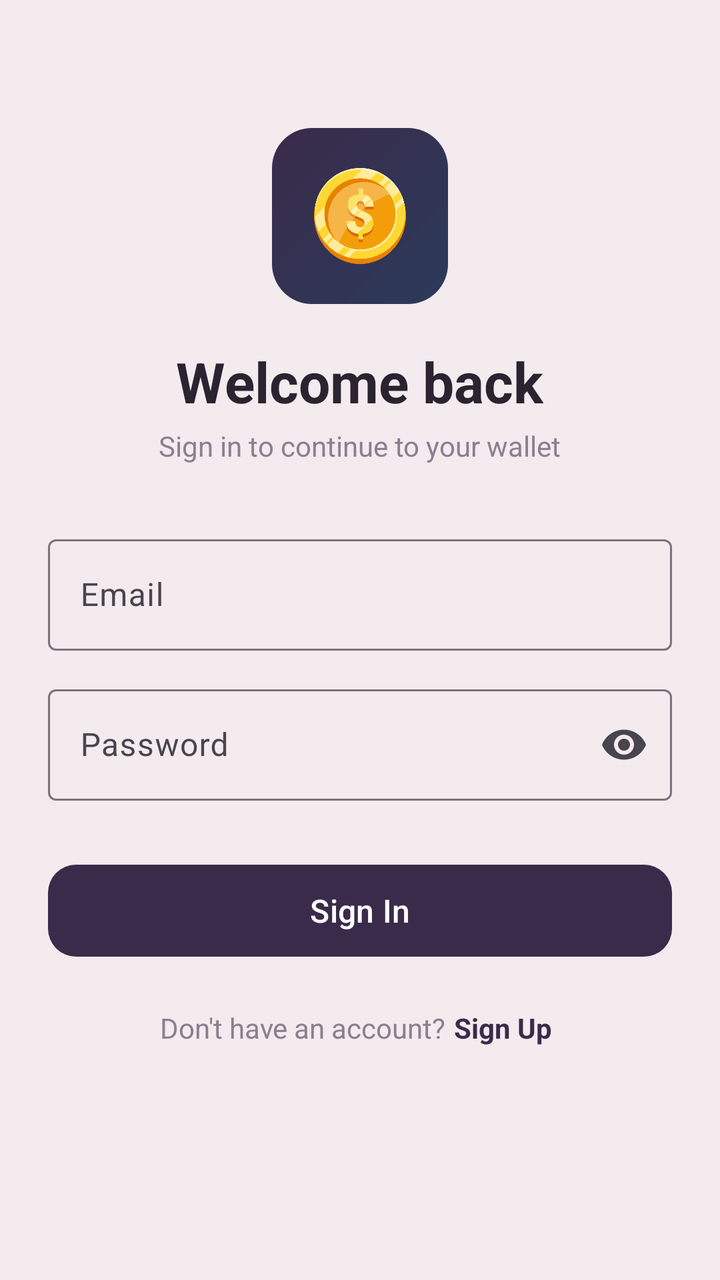
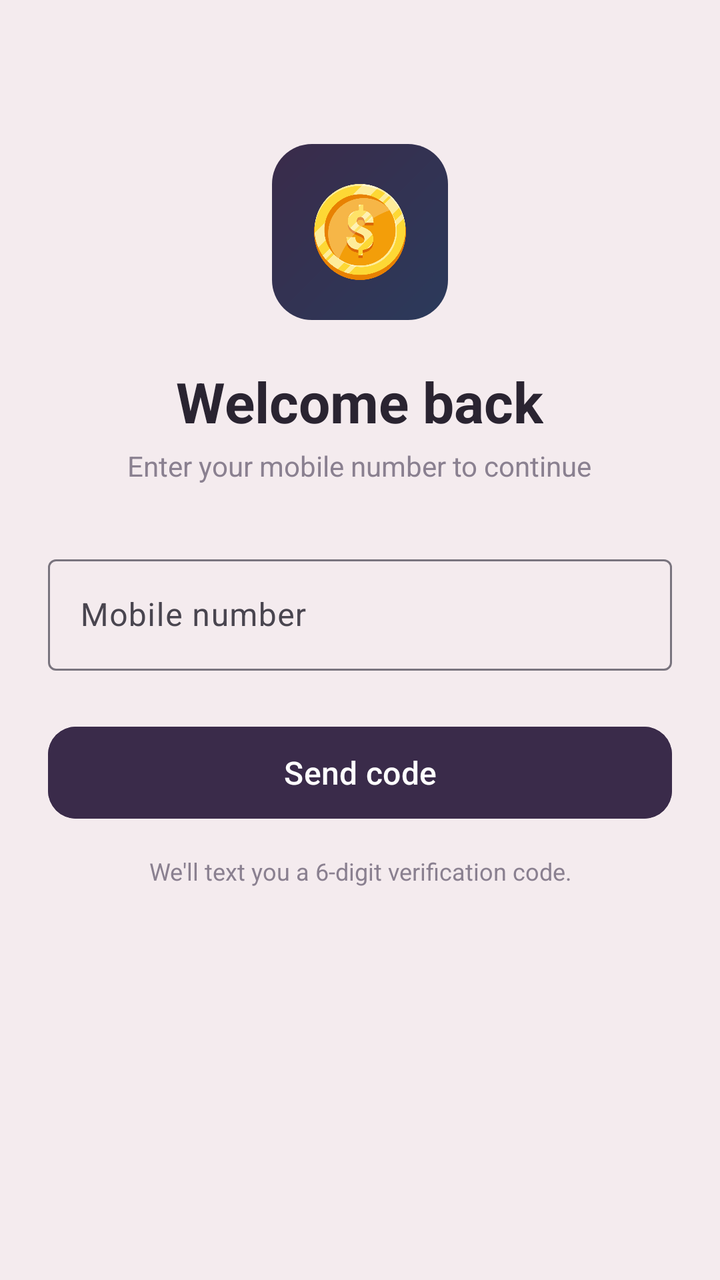

An Android layout rendered at two revisions. The XML below is the earlier revision; the diff shows what the commit changed to produce the second picture.
<!-- AndroidManifest.xml: application theme Theme.MyApplication -->
<!-- res/layout/activity_login.xml -->
<?xml version="1.0" encoding="utf-8"?>
<ScrollView xmlns:android="http://schemas.android.com/apk/res/android"
    xmlns:app="http://schemas.android.com/apk/res-auto"
    android:layout_width="match_parent"
    android:layout_height="match_parent"
    android:background="@color/screen_bg"
    android:fillViewport="true">

    <LinearLayout
        android:layout_width="match_parent"
        android:layout_height="wrap_content"
        android:orientation="vertical"
        android:padding="24dp">

        <ImageView
            android:layout_width="88dp"
            android:layout_height="88dp"
            android:layout_gravity="center_horizontal"
            android:layout_marginTop="40dp"
            android:background="@drawable/bg_balance_gradient"
            android:contentDescription="@string/app_name"
            android:padding="20dp"
            android:src="@drawable/dollar" />

        <TextView
            android:layout_width="wrap_content"
            android:layout_height="wrap_content"
            android:layout_gravity="center_horizontal"
            android:layout_marginTop="20dp"
            android:text="@string/welcome_back"
            android:textColor="@color/text_primary"
            android:textSize="28sp"
            android:textStyle="bold" />

        <TextView
            android:layout_width="wrap_content"
            android:layout_height="wrap_content"
            android:layout_gravity="center_horizontal"
            android:layout_marginTop="4dp"
            android:text="@string/sign_in_subtitle"
            android:textColor="@color/text_secondary"
            android:textSize="14sp" />

        <com.google.android.material.textfield.TextInputLayout
            android:id="@+id/tilEmail"
            style="@style/Widget.Material3.TextInputLayout.OutlinedBox"
            android:layout_width="match_parent"
            android:layout_height="wrap_content"
            android:layout_marginTop="32dp"
            android:hint="@string/email">

            <com.google.android.material.textfield.TextInputEditText
                android:id="@+id/etEmail"
                android:layout_width="match_parent"
                android:layout_height="wrap_content"
                android:inputType="textEmailAddress" />
        </com.google.android.material.textfield.TextInputLayout>

        <com.google.android.material.textfield.TextInputLayout
            android:id="@+id/tilPassword"
            style="@style/Widget.Material3.TextInputLayout.OutlinedBox"
            android:layout_width="match_parent"
            android:layout_height="wrap_content"
            android:layout_marginTop="14dp"
            android:hint="@string/password"
            app:endIconMode="password_toggle">

            <com.google.android.material.textfield.TextInputEditText
                android:id="@+id/etPassword"
                android:layout_width="match_parent"
                android:layout_height="wrap_content"
                android:inputType="textPassword" />
        </com.google.android.material.textfield.TextInputLayout>

        <com.google.android.material.button.MaterialButton
            android:id="@+id/btnLogin"
            android:layout_width="match_parent"
            android:layout_height="54dp"
            android:layout_marginTop="28dp"
            android:text="@string/sign_in"
            android:textSize="16sp"
            app:cornerRadius="14dp" />

        <LinearLayout
            android:layout_width="wrap_content"
            android:layout_height="wrap_content"
            android:layout_gravity="center_horizontal"
            android:layout_marginTop="18dp"
            android:gravity="center_vertical"
            android:orientation="horizontal">

            <TextView
                android:layout_width="wrap_content"
                android:layout_height="wrap_content"
                android:text="@string/no_account_prompt"
                android:textColor="@color/text_secondary" />

            <TextView
                android:id="@+id/tvGoSignUp"
                android:layout_width="wrap_content"
                android:layout_height="wrap_content"
                android:padding="4dp"
                android:text="@string/sign_up"
                android:textColor="@color/primary"
                android:textStyle="bold" />
        </LinearLayout>

    </LinearLayout>
</ScrollView>
<!-- resources referenced by this layout -->
<resources>
  <color name="primary">#3A2B4A</color>
  <color name="screen_bg">#F4EBEE</color>
  <color name="text_primary">#2A2431</color>
  <color name="text_secondary">#8A8090</color>
  <!-- drawable bg_balance_gradient (drawable) -->
  <?xml version="1.0" encoding="utf-8"?>
  <shape xmlns:android="http://schemas.android.com/apk/res/android">
      <gradient
          android:angle="315"
          android:startColor="@color/plum"
          android:endColor="@color/navy" />
      <corners android:radius="20dp" />
  </shape>
  <!-- drawable dollar: png bitmap (drawable, 47564 bytes) -->
  <string name="app_name">My Bank</string>
  <string name="email">Email</string>
  <string name="no_account_prompt">Don\'t have an account? </string>
  <string name="password">Password</string>
  <string name="sign_in">Sign In</string>
  <string name="sign_in_subtitle">Sign in to continue to your wallet</string>
  <string name="sign_up">Sign Up</string>
  <string name="welcome_back">Welcome back</string>
  <style name="Theme.MyApplication" parent="Base.Theme.MyApplication" />
  <color name="plum">#3A2B4A</color>
  <color name="navy">#2B3A5B</color>
  <style name="Base.Theme.MyApplication" parent="Theme.Material3.DayNight.NoActionBar">
          <item name="colorPrimary">@color/plum</item>
          <item name="colorOnPrimary">@color/white</item>
          <item name="colorPrimaryContainer">@color/lite_bg</item>
          <item name="colorOnPrimaryContainer">@color/plum</item>
          <item name="android:statusBarColor">@color/app_bg</item>
          <item name="android:windowLightStatusBar">true</item>
          <item name="android:windowBackground">@color/app_bg</item>
      </style>
  <color name="white">#FFFFFFFF</color>
  <color name="lite_bg">#EFE4EA</color>
  <color name="app_bg">#F4EBEE</color>
</resources>

<!-- the commit's change to res/layout/activity_login.xml (unified diff, before → after) -->
@@ -1,109 +1,178 @@
 <?xml version="1.0" encoding="utf-8"?>
-<ScrollView xmlns:android="http://schemas.android.com/apk/res/android"
+<ViewFlipper xmlns:android="http://schemas.android.com/apk/res/android"
     xmlns:app="http://schemas.android.com/apk/res-auto"
+    android:id="@+id/login_flipper"
     android:layout_width="match_parent"
     android:layout_height="match_parent"
-    android:background="@color/screen_bg"
-    android:fillViewport="true">
+    android:background="@color/app_bg">
 
-    <LinearLayout
+    
+    <ScrollView
         android:layout_width="match_parent"
-        android:layout_height="wrap_content"
-        android:orientation="vertical"
-        android:padding="24dp">
+        android:layout_height="match_parent"
+        android:fillViewport="true"
+        android:scrollbars="none">
 
-        <ImageView
-            android:layout_width="88dp"
-            android:layout_height="88dp"
-            android:layout_gravity="center_horizontal"
-            android:layout_marginTop="40dp"
-            android:background="@drawable/bg_balance_gradient"
-            android:contentDescription="@string/app_name"
-            android:padding="20dp"
-            android:src="@drawable/dollar" />
-
-        <TextView
-            android:layout_width="wrap_content"
-            android:layout_height="wrap_content"
-            android:layout_gravity="center_horizontal"
-            android:layout_marginTop="20dp"
-            android:text="@string/welcome_back"
-            android:textColor="@color/text_primary"
-            android:textSize="28sp"
-            android:textStyle="bold" />
-
-        <TextView
-            android:layout_width="wrap_content"
-            android:layout_height="wrap_content"
-            android:layout_gravity="center_horizontal"
-            android:layout_marginTop="4dp"
-            android:text="@string/sign_in_subtitle"
-            android:textColor="@color/text_secondary"
-            android:textSize="14sp" />
-
-        <com.google.android.material.textfield.TextInputLayout
-            android:id="@+id/tilEmail"
-            style="@style/Widget.Material3.TextInputLayout.OutlinedBox"
+        <LinearLayout
             android:layout_width="match_parent"
             android:layout_height="wrap_content"
-            android:layout_marginTop="32dp"
-            android:hint="@string/email">
+            android:orientation="vertical"
+            android:padding="24dp">
 
-            <com.google.android.material.textfield.TextInputEditText
-                android:id="@+id/etEmail"
-                android:layout_width="match_parent"
-                android:layout_height="wrap_content"
-                android:inputType="textEmailAddress" />
-        </com.google.android.material.textfield.TextInputLayout>
-
-        <com.google.android.material.textfield.TextInputLayout
-            android:id="@+id/tilPassword"
-            style="@style/Widget.Material3.TextInputLayout.OutlinedBox"
-            android:layout_width="match_parent"
-            android:layout_height="wrap_content"
-            android:layout_marginTop="14dp"
-            android:hint="@string/password"
-            app:endIconMode="password_toggle">
-
-            <com.google.android.material.textfield.TextInputEditText
-                android:id="@+id/etPassword"
-                android:layout_width="match_parent"
-                android:layout_height="wrap_content"
-                android:inputType="textPassword" />
-        </com.google.android.material.textfield.TextInputLayout>
-
-        <com.google.android.material.button.MaterialButton
-            android:id="@+id/btnLogin"
-            android:layout_width="match_parent"
-            android:layout_height="54dp"
-            android:layout_marginTop="28dp"
-            android:text="@string/sign_in"
-            android:textSize="16sp"
-            app:cornerRadius="14dp" />
-
-        <LinearLayout
-            android:layout_width="wrap_content"
-            android:layout_height="wrap_content"
-            android:layout_gravity="center_horizontal"
-            android:layout_marginTop="18dp"
-            android:gravity="center_vertical"
-            android:orientation="horizontal">
+            <ImageView
+                android:layout_width="88dp"
+                android:layout_height="88dp"
+                android:layout_gravity="center_horizontal"
+                android:layout_marginTop="48dp"
+                android:background="@drawable/bg_balance_gradient"
+                android:contentDescription="@string/app_name"
+                android:padding="20dp"
+                android:src="@drawable/dollar" />
 
             <TextView
                 android:layout_width="wrap_content"
                 android:layout_height="wrap_content"
-                android:text="@string/no_account_prompt"
-                android:textColor="@color/text_secondary" />
+                android:layout_gravity="center_horizontal"
+                android:layout_marginTop="22dp"
+                android:text="@string/welcome_back"
+                android:textColor="@color/ink"
+                android:textSize="28sp"
+                android:textStyle="bold" />
 
             <TextView
-                android:id="@+id/tvGoSignUp"
                 android:layout_width="wrap_content"
                 android:layout_height="wrap_content"
-                android:padding="4dp"
-                android:text="@string/sign_up"
-                android:textColor="@color/primary"
+                android:layout_gravity="center_horizontal"
+                android:layout_marginTop="4dp"
+                android:text="@string/enter_mobile"
+                android:textColor="@color/ink_soft"
+                android:textSize="14sp" />
+
+            <com.google.android.material.textfield.TextInputLayout
+                android:id="@+id/tilPhone"
+                style="@style/Widget.Material3.TextInputLayout.OutlinedBox"
+                android:layout_width="match_parent"
+                android:layout_height="wrap_content"
+                android:layout_marginTop="32dp"
+                android:hint="@string/mobile_number"
+                app:prefixText="@string/country_code">
+
+                <com.google.android.material.textfield.TextInputEditText
+                    android:id="@+id/etPhone"
+                    android:layout_width="match_parent"
+                    android:layout_height="wrap_content"
+                    android:inputType="phone" />
+            </com.google.android.material.textfield.TextInputLayout>
+
+            <com.google.android.material.button.MaterialButton
+                android:id="@+id/btnSendCode"
+                android:layout_width="match_parent"
+                android:layout_height="54dp"
+                android:layout_marginTop="24dp"
+                android:backgroundTint="@color/plum"
+                android:text="@string/send_code"
+                android:textSize="16sp"
+                app:cornerRadius="14dp" />
+
+            <TextView
+                android:layout_width="match_parent"
+                android:layout_height="wrap_content"
+                android:layout_marginTop="14dp"
+                android:gravity="center"
+                android:text="@string/otp_note"
+                android:textColor="@color/ink_soft"
+                android:textSize="12sp" />
+        </LinearLayout>
+    </ScrollView>
+
+    
+    <ScrollView
+        android:layout_width="match_parent"
+        android:layout_height="match_parent"
+        android:fillViewport="true"
+        android:scrollbars="none">
+
+        <LinearLayout
+            android:layout_width="match_parent"
+            android:layout_height="wrap_content"
+            android:orientation="vertical"
+            android:padding="24dp">
+
+            <FrameLayout
+                android:id="@+id/otp_back"
+                android:layout_width="42dp"
+                android:layout_height="42dp"
+                android:layout_marginTop="8dp"
+                android:background="@drawable/bg_round14"
+                android:elevation="2dp">
+
+                <ImageView
+                    android:layout_width="20dp"
+                    android:layout_height="20dp"
+                    android:layout_gravity="center"
+                    android:contentDescription="@string/change_number"
+                    android:src="@drawable/ic_arrow_back"
+                    app:tint="@color/plum" />
+            </FrameLayout>
+
+            <TextView
+                android:layout_width="wrap_content"
+                android:layout_height="wrap_content"
+                android:layout_marginTop="24dp"
+                android:text="@string/enter_code_title"
+                android:textColor="@color/ink"
+                android:textSize="28sp"
+                android:textStyle="bold" />
+
+            <TextView
+                android:id="@+id/otp_subtitle"
+                android:layout_width="wrap_content"
+                android:layout_height="wrap_content"
+                android:layout_marginTop="4dp"
+                android:textColor="@color/ink_soft"
+                android:textSize="14sp" />
+
+            <com.google.android.material.textfield.TextInputLayout
+                android:id="@+id/tilOtp"
+                style="@style/Widget.Material3.TextInputLayout.OutlinedBox"
+                android:layout_width="match_parent"
+                android:layout_height="wrap_content"
+                android:layout_marginTop="30dp"
+                android:hint="@string/otp_hint">
+
+                <com.google.android.material.textfield.TextInputEditText
+                    android:id="@+id/etOtp"
+                    android:layout_width="match_parent"
+                    android:layout_height="wrap_content"
+                    android:gravity="center"
+                    android:inputType="number"
+                    android:letterSpacing="0.5"
+                    android:maxLength="6"
+                    android:textSize="22sp" />
+            </com.google.android.material.textfield.TextInputLayout>
+
+            <com.google.android.material.button.MaterialButton
+                android:id="@+id/btnVerify"
+                android:layout_width="match_parent"
+                android:layout_height="54dp"
+                android:layout_marginTop="24dp"
+                android:backgroundTint="@color/plum"
+                android:text="@string/verify"
+                android:textSize="16sp"
+                app:cornerRadius="14dp" />
+
+            <TextView
+                android:id="@+id/tvResend"
+                android:layout_width="match_parent"
+                android:layout_height="wrap_content"
+                android:layout_marginTop="16dp"
+                android:gravity="center"
+                android:padding="8dp"
+                android:text="@string/resend_code"
+                android:textColor="@color/plum"
+                android:textSize="14sp"
                 android:textStyle="bold" />
         </LinearLayout>
+    </ScrollView>
 
-    </LinearLayout>
-</ScrollView>
+</ViewFlipper>
<!-- resource entries referenced after the edit -->
@@ -1,9 +1,5 @@
 <!-- resources referenced by this layout -->
 <resources>
-  <color name="primary">#3A2B4A</color>
-  <color name="screen_bg">#F4EBEE</color>
-  <color name="text_primary">#2A2431</color>
-  <color name="text_secondary">#8A8090</color>
   <!-- drawable bg_balance_gradient (drawable) -->
   <?xml version="1.0" encoding="utf-8"?>
   <shape xmlns:android="http://schemas.android.com/apk/res/android">
@@ -13,14 +9,35 @@
           android:endColor="@color/navy" />
       <corners android:radius="20dp" />
   </shape>
+  <!-- drawable bg_round14 (drawable) -->
+  <?xml version="1.0" encoding="utf-8"?>
+  <shape xmlns:android="http://schemas.android.com/apk/res/android" android:shape="rectangle">
+      <solid android:color="@color/white" />
+      <corners android:radius="14dp" />
+  </shape>
   <!-- drawable dollar: png bitmap (drawable, 47564 bytes) -->
+  <!-- drawable ic_arrow_back (drawable) -->
+  <vector xmlns:android="http://schemas.android.com/apk/res/android"
+      android:width="24dp"
+      android:height="24dp"
+      android:viewportWidth="24"
+      android:viewportHeight="24"
+      android:tint="@color/white">
+      <path
+          android:fillColor="@android:color/white"
+          android:pathData="M20,11H7.83l5.59,-5.59L12,4l-8,8 8,8 1.41,-1.41L7.83,13H20v-2z" />
+  </vector>
   <string name="app_name">My Bank</string>
-  <string name="email">Email</string>
-  <string name="no_account_prompt">Don\'t have an account? </string>
-  <string name="password">Password</string>
-  <string name="sign_in">Sign In</string>
-  <string name="sign_in_subtitle">Sign in to continue to your wallet</string>
-  <string name="sign_up">Sign Up</string>
+  <string name="change_number">Change number</string>
+  <string name="country_code">+880</string>
+  <string name="enter_code_title">Enter the code</string>
+  <string name="enter_mobile">Enter your mobile number to continue</string>
+  <string name="mobile_number">Mobile number</string>
+  <string name="otp_hint">6-digit code</string>
+  <string name="otp_note">We\'ll text you a 6-digit verification code.</string>
+  <string name="resend_code">Resend code</string>
+  <string name="send_code">Send code</string>
+  <string name="verify">Verify</string>
   <string name="welcome_back">Welcome back</string>
   <style name="Theme.MyApplication" parent="Base.Theme.MyApplication" />
   <color name="plum">#3A2B4A</color>
@@ -37,5 +54,7 @@
   <color name="white">#FFFFFFFF</color>
   <color name="lite_bg">#EFE4EA</color>
   <color name="app_bg">#F4EBEE</color>
+  <color name="ink">#2A2431</color>
+  <color name="ink_soft">#8A8090</color>
 </resources>
 
